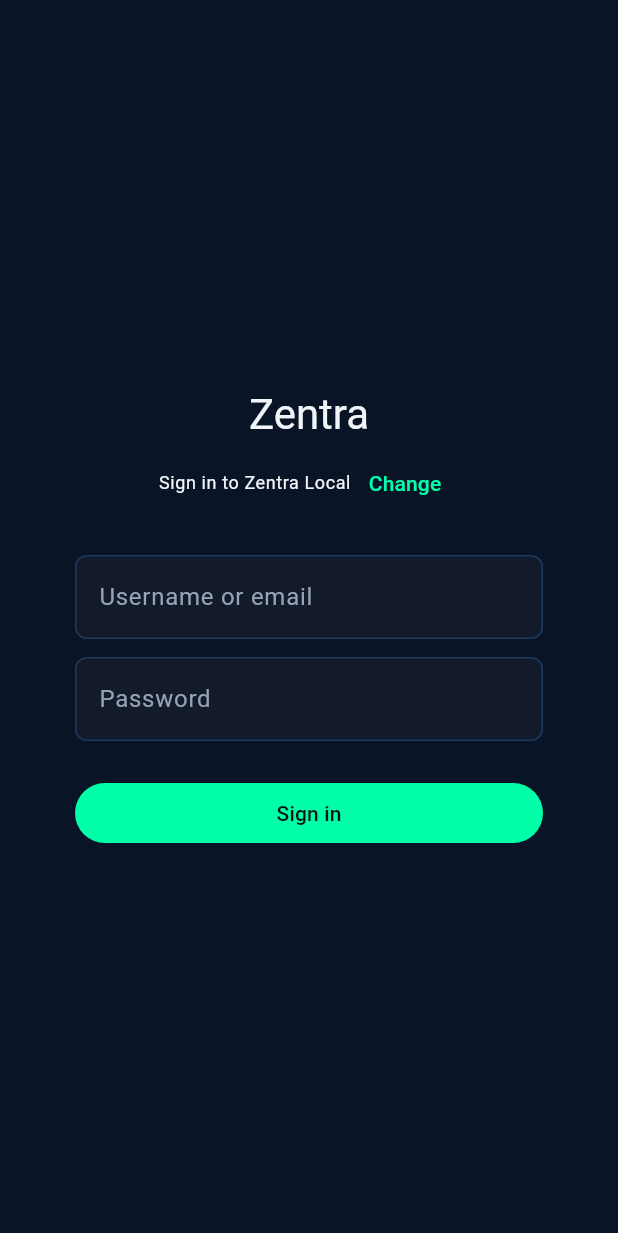
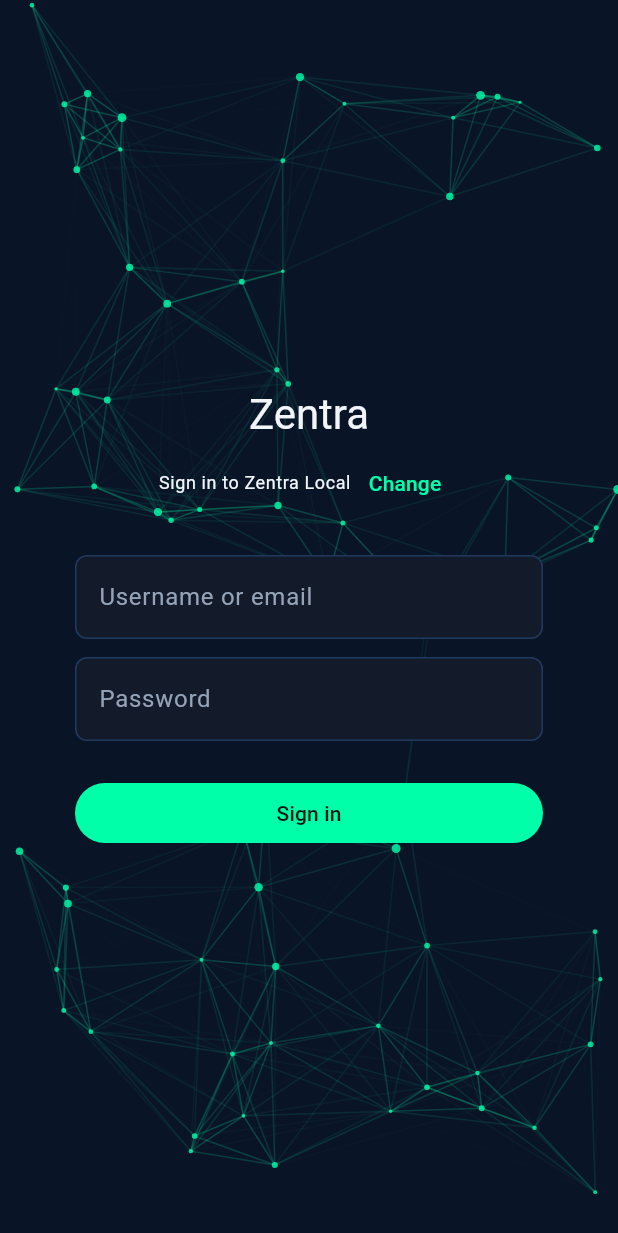
Before and after one commit to zentra-chat/mobile, a Flutter app: the screen it shows after launch, on a phone screen of 412 x 824 dp. Shown: the top 1233 px of the screen. Run offline on Flutter 3.47's test engine with Material 3 defaults, Android fonts, the phone set to English and light mode, and no system bars; our stand-ins replace dio, flutter_riverpod, flutter_secure_storage.

Commit message:
feat: Implement particle background for login page

```diff
--- a/lib/screens/login_screen.dart
+++ b/lib/screens/login_screen.dart
@@ -5,6 +5,7 @@ import '../config/app_config.dart';
 import '../data/api/api_client.dart';
 import '../providers/auth_provider.dart';
 import '../providers/instance_provider.dart';
+import '../widgets/animated_background.dart';
 import 'instances_screen.dart';
 
 class LoginScreen extends ConsumerStatefulWidget {
@@ -54,7 +55,10 @@ class _LoginScreenState extends ConsumerState<LoginScreen> {
   Widget build(BuildContext context) {
     final instance = ref.watch(instanceProvider);
     return Scaffold(
-      body: Center(
+      body: Stack(
+        children: [
+          const Positioned.fill(child: AnimatedBackground()),
+          Center(
             child: ConstrainedBox(
               constraints: const BoxConstraints(maxWidth: 360),
               child: Padding(
@@ -119,6 +123,8 @@ class _LoginScreenState extends ConsumerState<LoginScreen> {
           ),
         ),
       ),
+    ],
+      ),
     );
   }
 }
--- /dev/null
+++ b/lib/widgets/animated_background.dart
@@ -0,0 +1,161 @@
+import 'dart:math';
+
+import 'package:flutter/material.dart';
+
+import '../config/theme.dart';
+
+class AnimatedBackground extends StatefulWidget {
+  const AnimatedBackground({super.key, this.particleCount = 70});
+
+  final int particleCount;
+
+  @override
+  State<AnimatedBackground> createState() => _AnimatedBackgroundState();
+}
+
+class _Particle {
+  double x;
+  double y;
+  double vx;
+  double vy;
+  final double size;
+
+  _Particle({
+    required this.x,
+    required this.y,
+    required this.vx,
+    required this.vy,
+    required this.size,
+  });
+}
+
+class _AnimatedBackgroundState extends State<AnimatedBackground>
+    with SingleTickerProviderStateMixin {
+  final List<_Particle> _particles = [];
+  Offset? _pointer;
+  final Random _random = Random();
+  late final AnimationController _controller;
+  Size _lastSize = Size.zero;
+
+  @override
+  void initState() {
+    super.initState();
+    _controller = AnimationController(
+      vsync: this,
+      duration: const Duration(seconds: 1),
+    )..repeat();
+  }
+
+  @override
+  void dispose() {
+    _controller.dispose();
+    super.dispose();
+  }
+
+  void _initParticles(Size size) {
+    _particles.clear();
+    for (var i = 0; i < widget.particleCount; i++) {
+      _particles.add(_Particle(
+        x: _random.nextDouble() * size.width,
+        y: _random.nextDouble() * size.height,
+        vx: (_random.nextDouble() - 0.5) * 0.5,
+        vy: (_random.nextDouble() - 0.5) * 0.5,
+        size: _random.nextDouble() * 2 + 1,
+      ));
+    }
+    _lastSize = size;
+  }
+
+  @override
+  Widget build(BuildContext context) {
+    final size = MediaQuery.of(context).size;
+    if (_particles.isEmpty || _lastSize != size) {
+      _initParticles(size);
+    }
+
+    return SizedBox.expand(
+      child: Listener(
+        onPointerDown: (event) => _pointer = event.localPosition,
+        onPointerMove: (event) => _pointer = event.localPosition,
+        onPointerUp: (_) => _pointer = null,
+        onPointerCancel: (_) => _pointer = null,
+        child: CustomPaint(
+          painter: _BackgroundPainter(this),
+          isComplex: true,
+        ),
+      ),
+    );
+  }
+}
+
+class _BackgroundPainter extends CustomPainter {
+  _BackgroundPainter(this.state) : super(repaint: state._controller);
+
+  final _AnimatedBackgroundState state;
+
+  static const double _maxDistance = 150;
+  static const double _pointerRadius = 100;
+  static const Color _color = ZentraColors.primary;
+
+  @override
+  bool shouldRepaint(covariant _BackgroundPainter old) => false;
+
+  @override
+  void paint(Canvas canvas, Size size) {
+    final particles = state._particles;
+    final pointer = state._pointer;
+
+    for (final particle in particles) {
+      if (pointer != null) {
+        final dx = particle.x - pointer.dx;
+        final dy = particle.y - pointer.dy;
+        final dist = sqrt(dx * dx + dy * dy);
+        if (dist < _pointerRadius && dist > 0) {
+          final force = ((_pointerRadius - dist) / _pointerRadius) * 0.03;
+          final angle = atan2(dy, dx);
+          particle.vx += cos(angle) * force;
+          particle.vy += sin(angle) * force;
+        }
+      }
+
+      final speed = sqrt(particle.vx * particle.vx + particle.vy * particle.vy);
+      if (speed > 3) {
+        final factor = 3 / speed;
+        particle.vx *= factor;
+        particle.vy *= factor;
+      }
+
+      particle.x += particle.vx;
+      particle.y += particle.vy;
+
+      if (particle.x < 0 || particle.x > size.width) particle.vx *= -1;
+      if (particle.y < 0 || particle.y > size.height) particle.vy *= -1;
+      particle.x = particle.x.clamp(0, size.width);
+      particle.y = particle.y.clamp(0, size.height);
+    }
+
+    final linePaint = Paint()..strokeWidth = 1;
+    for (var i = 0; i < particles.length; i++) {
+      for (var j = i + 1; j < particles.length; j++) {
+        final dx = particles[i].x - particles[j].x;
+        final dy = particles[i].y - particles[j].y;
+        final distance = sqrt(dx * dx + dy * dy);
+        if (distance < _maxDistance) {
+          final opacity = ((_maxDistance - distance) / _maxDistance) * 0.3;
+          linePaint.color = _color.withOpacity(opacity);
+          canvas.drawLine(
+            Offset(particles[i].x, particles[i].y),
+            Offset(particles[j].x, particles[j].y),
+            linePaint,
+          );
+        }
+      }
+    }
+
+    final dotPaint = Paint()..color = _color.withOpacity(0.8);
+    for (final particle in particles) {
+      canvas.drawCircle(Offset(particle.x, particle.y), particle.size, dotPaint);
+    }
+  }
+
+}
```
Lines whose indentation alone changed are shown as unchanged.
